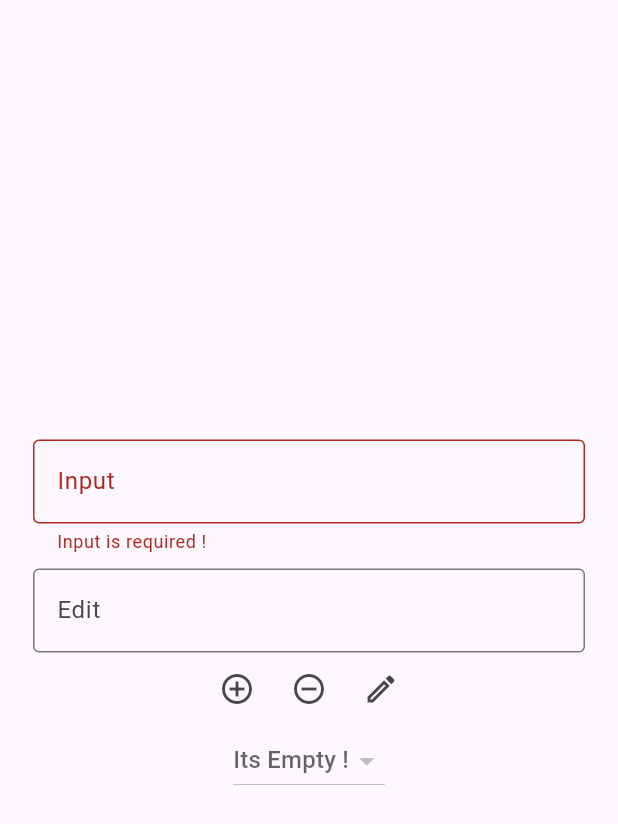
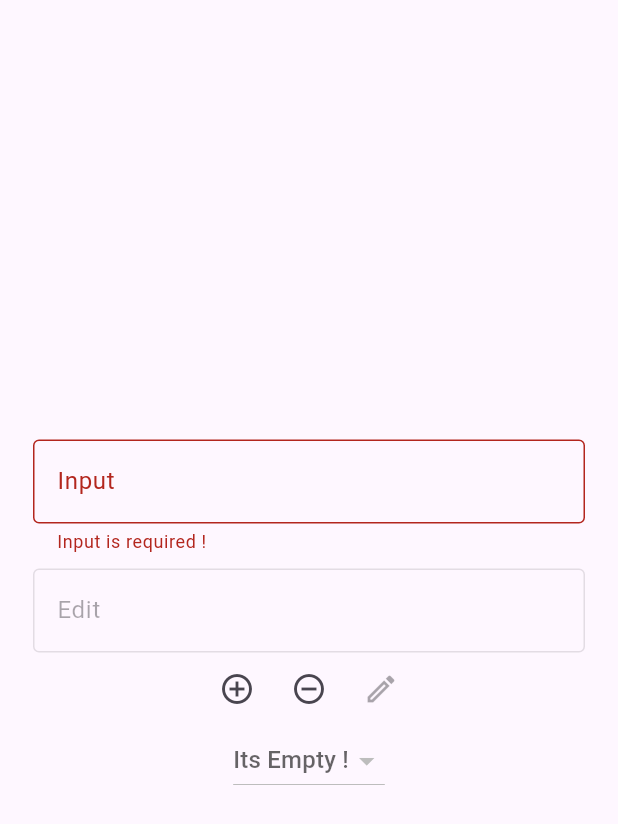
Before and after one commit to alli2729/switches_and_dropdown, a Flutter app: the screen it shows after launch, after a tap on the "add circle outline" icon, on a phone screen of 412 x 824 dp. Shown: the top 824 px of the screen. Run offline on Flutter 3.47's test engine with Material 3 defaults, Android fonts, the phone set to English and light mode, and no system bars.

Commit message:
fixed dropdown

```diff
--- a/lib/main.dart
+++ b/lib/main.dart
@@ -1,5 +1,5 @@
 import 'package:flutter/material.dart';
-import 'package:tamrin_app/pages/search.dart';
+import 'package:tamrin_app/pages/my_dropdown.dart';
 import 'pages/switches.dart';
 
 void main() => runApp(const MainApp());
@@ -12,7 +12,7 @@ class MainApp extends StatelessWidget {
     return const MaterialApp(
       debugShowCheckedModeBanner: false,
       // home: Switches(),
-      home: Search(),
+      home: MyDropDown(),
     );
   }
 }
--- a/lib/pages/search.dart
+++ b/lib/pages/my_dropdown.dart
@@ -1,20 +1,19 @@
+/*
+  Ali Karimi
+*/
 import 'package:flutter/material.dart';
 
-class Search extends StatefulWidget {
-  const Search({super.key});
+class MyDropDown extends StatefulWidget {
+  const MyDropDown({super.key});
 
   @override
-  State<Search> createState() => _SearchState();
+  State<MyDropDown> createState() => _MyDropDownState();
 }
 
-class _SearchState extends State<Search> {
-  // create an empty list for dropdown items
-  // var items = []
-  //     .map(
-  //       (val) => DropdownMenuItem<String>(value: val, child: Text(val)),
-  //     )
-  //     .toList();
-
+class _MyDropDownState extends State<MyDropDown> {
+  // list of strings
+  List<String> stringItems = [];
+  // list of dropdown items : will initialize later
   List<DropdownMenuItem<String>> items = [];
 
   // create controller fo textfield and key for form
@@ -26,6 +25,8 @@ class _SearchState extends State<Search> {
 
   @override
   Widget build(BuildContext context) {
+    // before biulding page : change list of string to list of dropdown items
+    _itemsToDropDown();
     return Scaffold(
       body: _body(),
     );
@@ -50,7 +51,7 @@ class _SearchState extends State<Search> {
     );
   }
 
-  //* WIDGETS------------------------------------------
+  //* WIDGETS------------------------------------------------------------------
 
   Widget _addTextField() {
     return TextFormField(
@@ -66,7 +67,7 @@ class _SearchState extends State<Search> {
 
   Widget _editTextField() {
     return TextFormField(
-      // validator: _validator,
+      enabled: (isSelected()),
       controller: _editController,
       decoration: const InputDecoration(
         hintText: 'Type Somthing',
@@ -81,13 +82,16 @@ class _SearchState extends State<Search> {
       mainAxisAlignment: MainAxisAlignment.center,
       children: [
         IconButton(
+            tooltip: 'Add',
             onPressed: () => _addToList(_addController.text),
             icon: const Icon(Icons.add_circle_outline)),
         IconButton(
+            tooltip: 'Remove',
             onPressed: () => _removeFromList(_addController.text),
             icon: const Icon(Icons.remove_circle_outline)),
         IconButton(
-            onPressed: () => _editList(value!),
+            tooltip: 'Edit',
+            onPressed: (isSelected()) ? () => _editList(value!) : null,
             icon: const Icon(Icons.edit_outlined)),
       ],
     );
@@ -95,7 +99,9 @@ class _SearchState extends State<Search> {
 
   Widget _dropDown() {
     return DropdownButton<String>(
-      hint: (items.isEmpty) ? const Text('Its Empty !') : const Text('Select'),
+      hint: (stringItems.isEmpty)
+          ? const Text('Its Empty !')
+          : const Text('Select'),
       value: value,
       items: items,
       onChanged: (v) => setState(
@@ -107,20 +113,18 @@ class _SearchState extends State<Search> {
     );
   }
 
-  //* METHODS------------------------------------------
+  //* METHODS------------------------------------------------------------------
 
   void _addToList(String input) {
     // validate
     if (_formKey.currentState?.validate() ?? false) {
       // checking if there is 'input' in the list
-      if (items.any(
-        (item) => item.value! == input.trim(),
-      )) {
+      if (stringItems.any((item) => item == input.trim())) {
         _showDuplicateDialog(input);
       } else {
         setState(() {
           // add input to list
-          items.add(DropdownMenuItem(value: input, child: Text(input)));
+          stringItems.add(input);
           // clear the text field
           _addController.clear();
         });
@@ -132,11 +136,16 @@ class _SearchState extends State<Search> {
     // validate
     if (_formKey.currentState?.validate() ?? false) {
       // if there is a match in list
-      if (items.any((item) => item.value == input)) {
+      if (stringItems.any((item) => item == input)) {
         // remove item from list
         setState(() {
-          items.removeWhere((item) => item.value == input);
+          // removing item
+          stringItems.removeWhere((item) => item == input);
+          // set value to null
+          value = null;
+          // clear both controllers
           _addController.clear();
+          _editController.clear();
         });
       } else {
         // say there is no match for 'input'
@@ -145,14 +154,26 @@ class _SearchState extends State<Search> {
     }
   }
 
-  void _editList(String value) {
-    // edit selected item from list
-    setState(() {
-      int index = items.indexWhere((item) => item.value == value);
-      items[index] = DropdownMenuItem(
-          value: _editController.text, child: Text(_editController.text));
-      _editController.clear();
-    });
+  void _editList(String input) {
+    // if field is empty
+    if (_editController.text.isEmpty) {
+      _showNoEmptySnackBar();
+    } else
+    // if there is duplicate in list
+    if (stringItems.any((e) => e == _editController.text)) {
+      _showDuplicateDialog(_editController.text);
+    } else {
+      setState(() {
+        // finding index of input string
+        int index = stringItems.indexWhere((item) => item == input);
+        // change value to input
+        stringItems[index] = _editController.text;
+        // set value to chosen item
+        value = stringItems[index];
+        // clear controller
+        _editController.clear();
+      });
+    }
   }
 
   Future<dynamic> _showDuplicateDialog(String value) {
@@ -185,6 +206,12 @@ class _SearchState extends State<Search> {
     ScaffoldMessenger.of(context).showSnackBar(snackBar);
   }
 
+  void _showNoEmptySnackBar() {
+    // showing snackBar in bottom of screen
+    const snackBar = SnackBar(content: Text('Cannot change to null'));
+    ScaffoldMessenger.of(context).showSnackBar(snackBar);
+  }
+
   String? _validator(value) {
     // not allowing user to pass empty input
     if (value == null || value.isEmpty) {
@@ -192,4 +219,22 @@ class _SearchState extends State<Search> {
     }
     return null;
   }
+
+  void _itemsToDropDown() {
+    // changing string list to dropdown item list
+    items = stringItems
+        .map(
+          (e) => DropdownMenuItem<String>(
+            value: e,
+            child: Text(e),
+          ),
+        )
+        .toList();
+  }
+
+  bool isSelected() {
+    if (value?.isNotEmpty ?? false) return true;
+    if (items.isEmpty) return false;
+    return false;
+  }
 }
```
